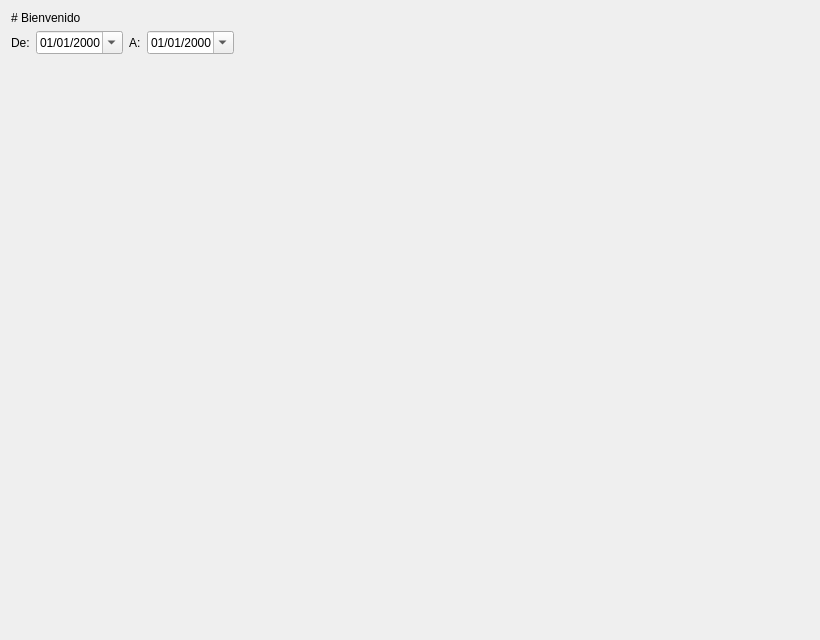
This is Documentacion/QtDesigner/menu_principal.ui in AsgardUtvt/ProyectoIntegrador1 as Qt 5 draws it before an edit. The edited form follows.
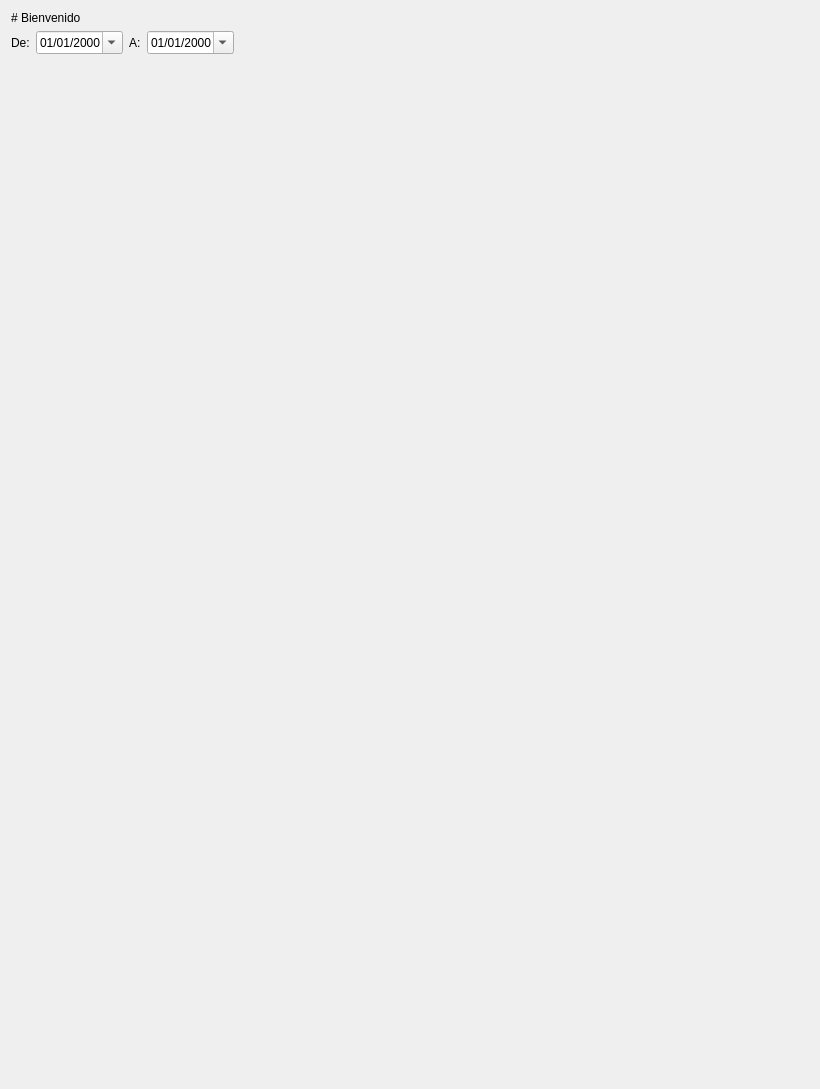
This is the edited form.

Commit message: Se sube la logica para graficas.

```diff
--- a/Documentacion/QtDesigner/menu_principal.ui
+++ b/Documentacion/QtDesigner/menu_principal.ui
@@ -79,9 +79,15 @@
      <property name="sizePolicy">
       <sizepolicy hsizetype="Expanding" vsizetype="Expanding">
        <horstretch>0</horstretch>
-       <verstretch>1</verstretch>
+       <verstretch>0</verstretch>
       </sizepolicy>
      </property>
+     <property name="minimumSize">
+      <size>
+       <width>0</width>
+       <height>250</height>
+      </size>
+     </property>
     </widget>
    </item>
    <item>
@@ -89,8 +95,46 @@
      <property name="sizePolicy">
       <sizepolicy hsizetype="Expanding" vsizetype="Expanding">
        <horstretch>0</horstretch>
-       <verstretch>1</verstretch>
+       <verstretch>0</verstretch>
       </sizepolicy>
+     </property>
+     <property name="minimumSize">
+      <size>
+       <width>0</width>
+       <height>250</height>
+      </size>
+     </property>
+    </widget>
+   </item>
+   <item>
+    <widget class="QWidget" name="layout_grafica_3" native="true">
+     <property name="sizePolicy">
+      <sizepolicy hsizetype="Expanding" vsizetype="Expanding">
+       <horstretch>0</horstretch>
+       <verstretch>0</verstretch>
+      </sizepolicy>
+     </property>
+     <property name="minimumSize">
+      <size>
+       <width>0</width>
+       <height>250</height>
+      </size>
+     </property>
+    </widget>
+   </item>
+   <item>
+    <widget class="QWidget" name="layout_grafica_4" native="true">
+     <property name="sizePolicy">
+      <sizepolicy hsizetype="Expanding" vsizetype="Expanding">
+       <horstretch>0</horstretch>
+       <verstretch>0</verstretch>
+      </sizepolicy>
+     </property>
+     <property name="minimumSize">
+      <size>
+       <width>0</width>
+       <height>250</height>
+      </size>
      </property>
     </widget>
    </item>
```
Left out of the diff: 1 changed line with no effect on the pictures. The commit also changes 5 other files.
